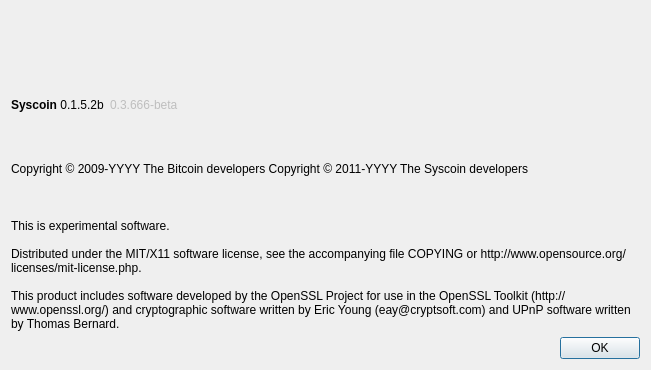
This is src/qt/forms/aboutdialog.ui in syscoin/syscoin1 as Qt 5 draws it before an edit. The edited form follows.
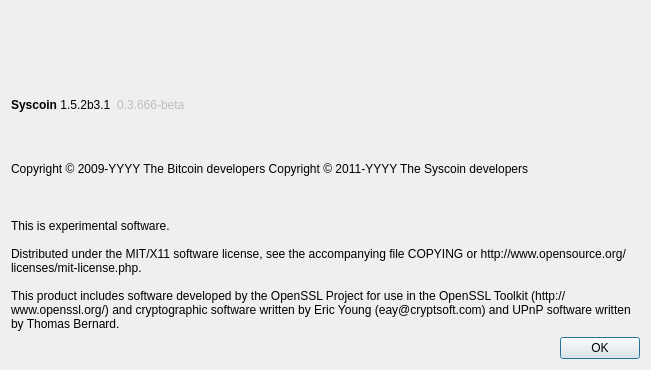
This is the edited form. Icons and pictures are not drawn.

Commit message:
Updated version numbers for b3.1
Updated version numbers for 1.5.2 beta3.1; also updated protocol version to 700051 for network peer identification.

What changed in the file:
```diff
--- a/src/qt/forms/aboutdialog.ui
+++ b/src/qt/forms/aboutdialog.ui
@@ -35,7 +35,7 @@
         <cursorShape>IBeamCursor</cursorShape>
        </property>
        <property name="text">
-        <string>&lt;html&gt;&lt;head/&gt;&lt;body&gt;&lt;p&gt;&lt;span style=&quot; font-weight:600;&quot;&gt;Syscoin &lt;/span&gt;0.1.5.2b&lt;/p&gt;&lt;/body&gt;&lt;/html&gt;</string>
+        <string>&lt;html&gt;&lt;head/&gt;&lt;body&gt;&lt;p&gt;&lt;span style=&quot; font-weight:600;&quot;&gt;Syscoin &lt;/span&gt;1.5.2b3.1&lt;/p&gt;&lt;/body&gt;&lt;/html&gt;</string>
        </property>
        <property name="textInteractionFlags">
         <set>Qt::LinksAccessibleByMouse|Qt::TextSelectableByKeyboard|Qt::TextSelectableByMouse</set>
```
The commit also changes 2 other files.
